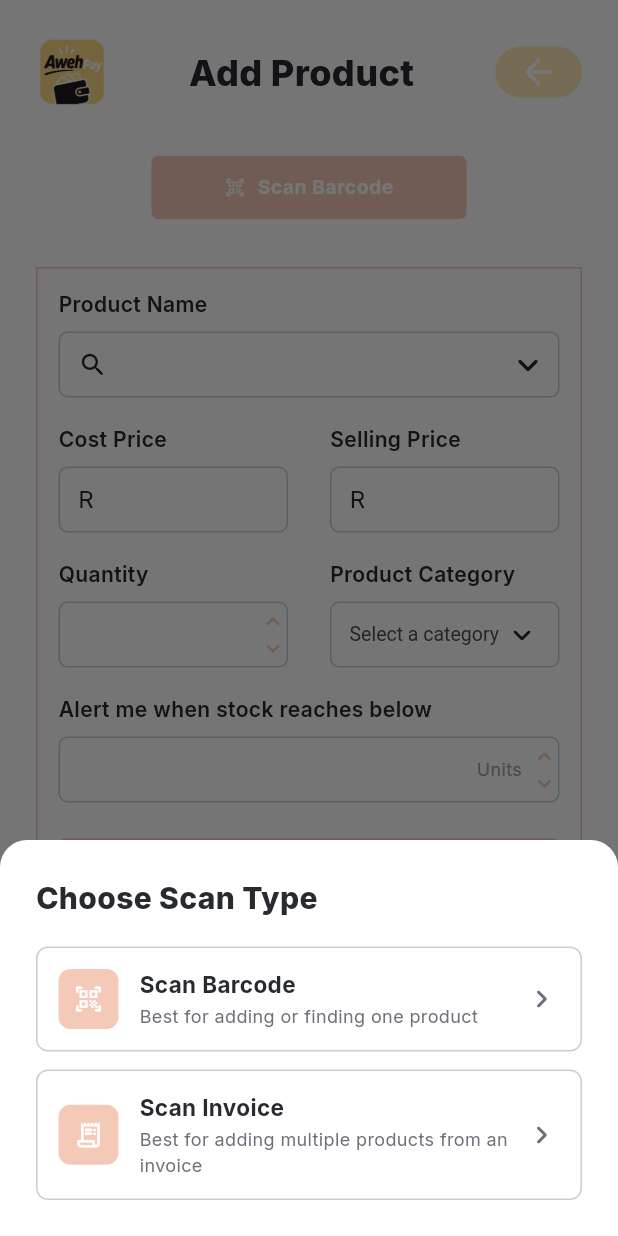
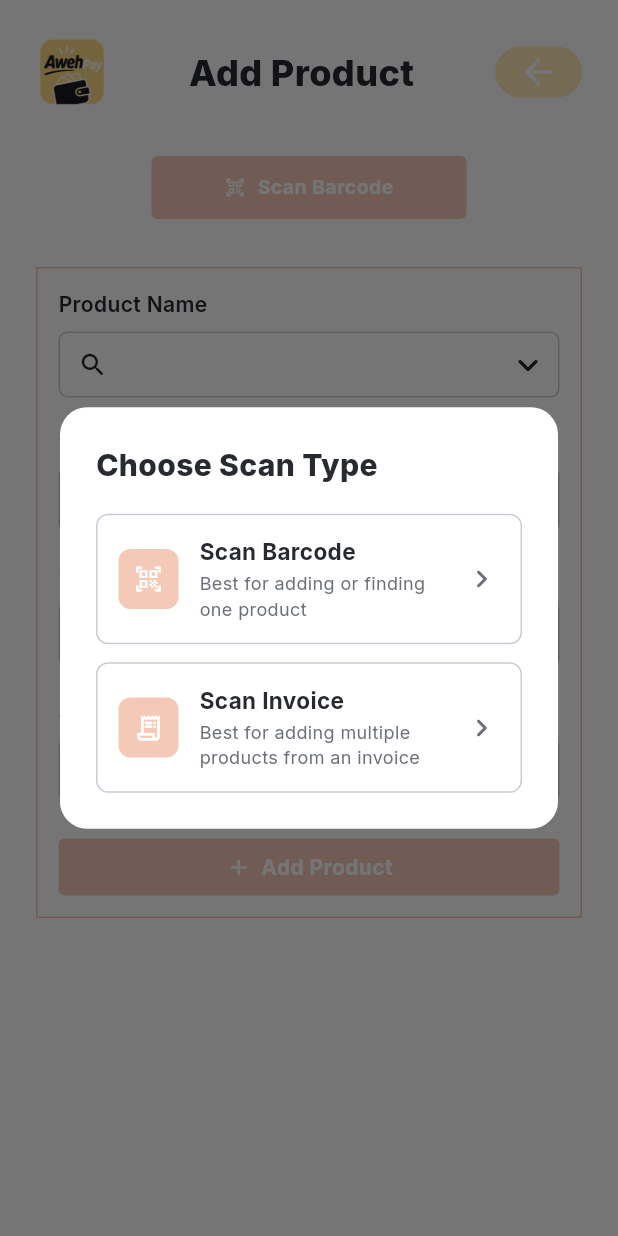
Before and after one commit to Kiveshan/AwehPay, a Flutter app: the AddProductScreen screen opened by its route, after a tap on "Scan Barcode", on a phone screen of 412 x 824 dp. Run offline on Flutter 3.47's test engine with Material 3 defaults, Android fonts, the light colour scheme and no system bars; our stand-ins replace camera, cloud_firestore, file_picker, firebase_auth, firebase_core, flutter_riverpod and 6 more; missing offline and left inert: google_mlkit_barcode_scanning, google_mlkit_text_recognition, pdfx; accounts and stored records are empty; network calls fail; project files that could hold a hidden picture were left out.

Commit message:
Inventory UI and replenish stock fixes
Fix replenish-stock behavior and tidy inventory UI/flows.

- Treat replenish mode quantity as an amount to add (field starts empty); saved stock = existing + entered.
- Use Dialog (wrapped Dialog child) instead of modal bottom sheets for barcode/invoice scan options and invoice source selection; adjust dialog shapes.
- Inventory menu: remove _lastFetchedAt, only show age when InventoryTimestamp.lastChangedAt is set, and only show low-stock warning when count > 0.
- Change product/service card backgrounds from white to #E7E9ED for visual consistency.

Files: add_product_screen.*, inventory_menu_screen.dart, service_list_screen.dart, product_card.dart.

```diff
--- a/lib/src/features/Business/inventory/views/add_product_screen.dart
+++ b/lib/src/features/Business/inventory/views/add_product_screen.dart
@@ -75,7 +75,9 @@
           : '',
     );
     _quantityController = TextEditingController(
-      text: widget.prefillStockQuantity != null
+      // In replenish mode the field represents the quantity being ADDED, so it
+      // starts empty; the existing stock is added to it on save.
+      text: (!widget.isReplenishStock && widget.prefillStockQuantity != null)
           ? '${widget.prefillStockQuantity}'
           : '',
     );
--- a/lib/src/features/Business/inventory/views/add_product_screen.scan.dart
+++ b/lib/src/features/Business/inventory/views/add_product_screen.scan.dart
@@ -3,14 +3,15 @@
 /// Barcode and invoice scanning flows for [AddProductScreen].
 mixin _AddProductScanMixin on State<AddProductScreen>, _AddProductFormMixin {
   Future<void> _showScanOptions() async {
-    await showModalBottomSheet<void>(
+    await showDialog<void>(
       context: context,
+      builder: (context) {
+        return Dialog(
           backgroundColor: Colors.white,
           shape: const RoundedRectangleBorder(
-        borderRadius: BorderRadius.vertical(top: Radius.circular(18)),
+            borderRadius: BorderRadius.all(Radius.circular(18)),
           ),
-      builder: (context) {
-        return ScanTypeBottomSheet(
+          child: ScanTypeBottomSheet(
             onScanBarcode: () {
               Navigator.of(context).pop();
               _handleBarcodeScan();
@@ -19,6 +20,7 @@
               Navigator.of(context).pop();
               _handleInvoiceScan();
             },
+          ),
         );
       },
     );
@@ -82,20 +84,22 @@
 
   Future<void> _handleInvoiceScan() async {
     InvoiceImageSource? source;
-    await showModalBottomSheet<void>(
+    await showDialog<void>(
       context: context,
+      builder: (context) {
+        return Dialog(
           backgroundColor: Colors.white,
           shape: const RoundedRectangleBorder(
-        borderRadius: BorderRadius.vertical(top: Radius.circular(18)),
+            borderRadius: BorderRadius.all(Radius.circular(18)),
           ),
-      builder: (context) {
-        return InvoiceSourceBottomSheet(
+          child: InvoiceSourceBottomSheet(
             onSelect: (choice) {
               source = choice == InvoiceSourceChoice.camera
                   ? InvoiceImageSource.camera
                   : InvoiceImageSource.file;
               Navigator.of(context).pop();
             },
+          ),
         );
       },
     );
--- a/lib/src/features/Business/inventory/views/service_list_screen.dart
+++ b/lib/src/features/Business/inventory/views/service_list_screen.dart
@@ -425,7 +425,7 @@
       child: Container(
         padding: const EdgeInsets.all(16),
         decoration: BoxDecoration(
-          color: Colors.white,
+          color: const Color(0xFFE7E9ED),
           borderRadius: BorderRadius.circular(6),
           boxShadow: [
             BoxShadow(
--- a/lib/src/features/Business/inventory/views/widgets/product_card.dart
+++ b/lib/src/features/Business/inventory/views/widgets/product_card.dart
@@ -21,7 +21,7 @@
       child: Container(
         padding: const EdgeInsets.all(14),
         decoration: BoxDecoration(
-          color: Colors.white,
+          color: const Color(0xFFE7E9ED),
           borderRadius: BorderRadius.circular(8),
           boxShadow: [
             BoxShadow(
```
Also changed, not shown: lib/src/features/Business/inventory/views/add_product_screen.form.dart (+8 -2 lines), lib/src/features/Business/inventory/views/inventory_menu_screen.dart (+6 -5 lines). Lines whose indentation alone changed are shown as unchanged.
